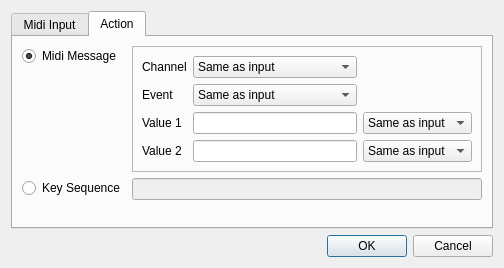
Old version of the form src/gui/forms/MidiMapDialog.ui in the repository lpenguin/pyMidiMap.
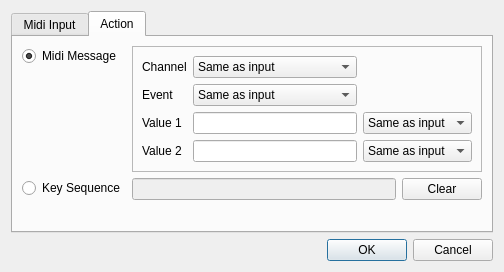
New version of the form. The open tabs and pages were chosen to show the change.

Commit message: added key press support for windows

Diff of the .ui file:
```diff
--- a/src/gui/forms/MidiMapDialog.ui
+++ b/src/gui/forms/MidiMapDialog.ui
@@ -7,7 +7,7 @@
     <x>0</x>
     <y>0</y>
     <width>504</width>
-    <height>268</height>
+    <height>272</height>
    </rect>
   </property>
   <property name="windowTitle">
@@ -486,12 +486,23 @@
           </widget>
          </item>
          <item row="1" column="1">
+          <layout class="QHBoxLayout" name="horizontalLayout">
+           <item>
           <widget class="QLineEdit" name="outKeyEdit">
            <property name="enabled">
             <bool>false</bool>
            </property>
           </widget>
          </item>
+           <item>
+            <widget class="QPushButton" name="clearButton">
+             <property name="text">
+              <string>Clear</string>
+             </property>
+            </widget>
+           </item>
+          </layout>
+         </item>
         </layout>
        </item>
       </layout>
```
Left out of the diff: 19 changed lines with no effect on the pictures. Lines whose indentation alone changed are shown as unchanged. The commit also changes 5 other files.
